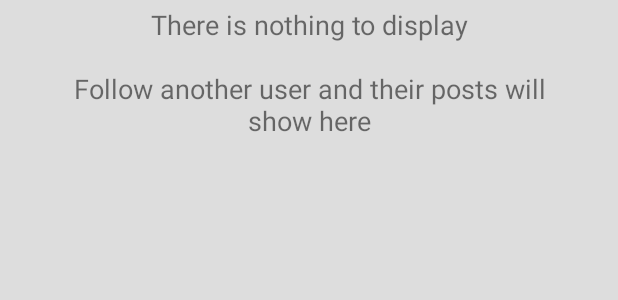
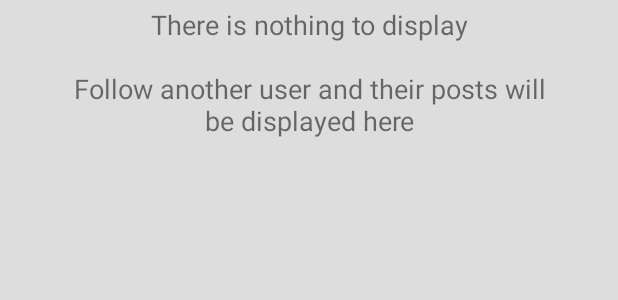
Before and after one commit to mrabelwahed/social-app, an Android app: the layout fragment_feed.xml on its own in the app's theme, with its tools: preview values and no code run, on a phone screen of 412 x 824 dp. Shown: the part 545-845 px from the top of the screen. Run offline under Robolectric (Android 15) with nearby library versions, the phone set to English and light mode, and no system bars; network calls fail.

Commit message:
Minor bug fix

```diff
--- a/app/src/main/res/layout/activity_main.xml
+++ b/app/src/main/res/layout/activity_main.xml
@@ -1,5 +1,6 @@
 <?xml version="1.0" encoding="utf-8"?>
-<android.support.v4.widget.DrawerLayout xmlns:android="http://schemas.android.com/apk/res/android"
+<android.support.v4.widget.DrawerLayout
+    xmlns:android="http://schemas.android.com/apk/res/android"
     xmlns:app="http://schemas.android.com/apk/res-auto"
     xmlns:tools="http://schemas.android.com/tools"
     android:id="@+id/drawer_layout"
--- a/app/src/main/res/values/strings.xml
+++ b/app/src/main/res/values/strings.xml
@@ -78,7 +78,7 @@
     <string name="my_profile">My profile</string>
     <string name="search_user">Search user</string>
     <string name="search">Search</string>
-    <string name="nothing_to_display">There is nothing to display\n\nFollow another user and their posts will show here</string>
+    <string name="nothing_to_display">There is nothing to display\n\nFollow another user and their posts will be displayed here</string>
     <string name="write_something">Write something...</string>
 
 </resources>
```
